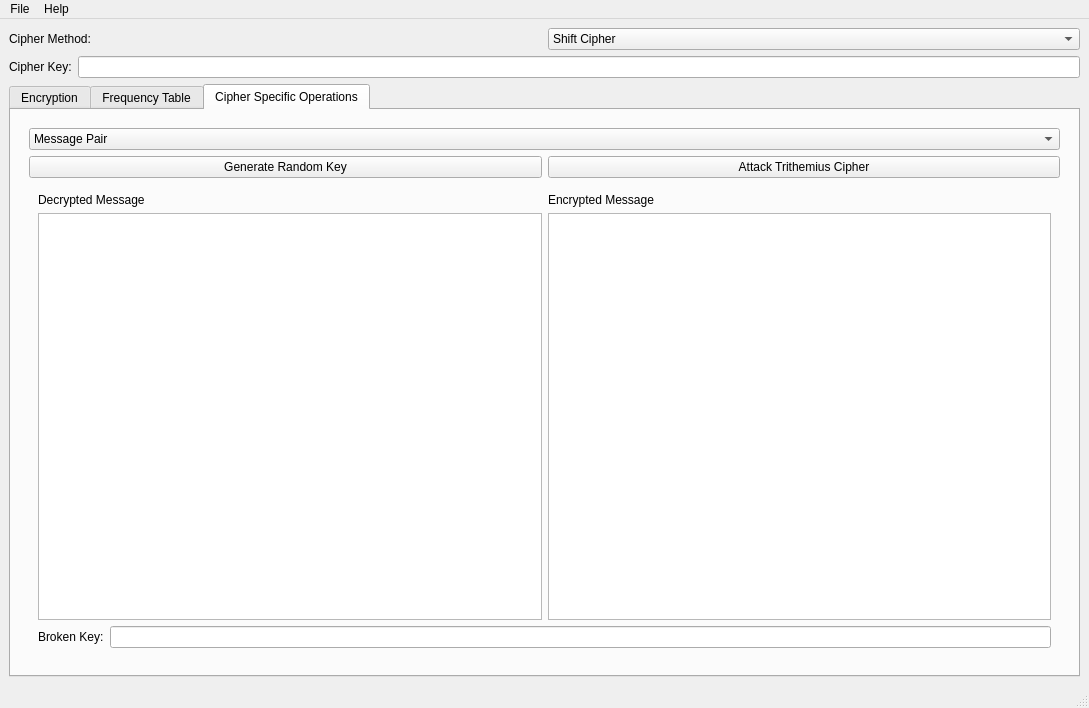
This is apps/forms/math_crypto.ui in petliukh/cryptography as Qt 5 draws it before an edit. The edited form follows.
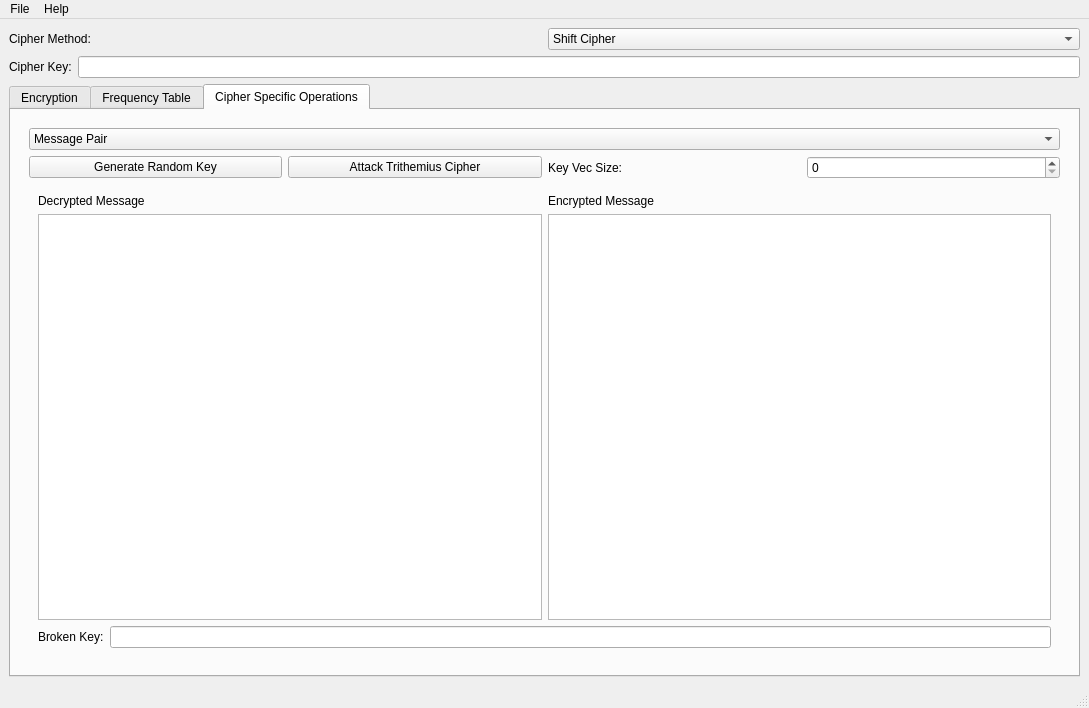
This is the edited form. The open tabs and pages were chosen to show the change.

What changed in the file:
```diff
--- a/apps/forms/math_crypto.ui
+++ b/apps/forms/math_crypto.ui
@@ -273,6 +273,16 @@
                 </property>
                </widget>
               </item>
+              <item>
+               <widget class="QLabel" name="key_vec_size_lbl">
+                <property name="text">
+                 <string>Key Vec Size:</string>
+                </property>
+               </widget>
+              </item>
+              <item>
+               <widget class="QSpinBox" name="key_vec_size_spinbox"/>
+              </item>
              </layout>
             </item>
             <item row="2" column="0">
```
